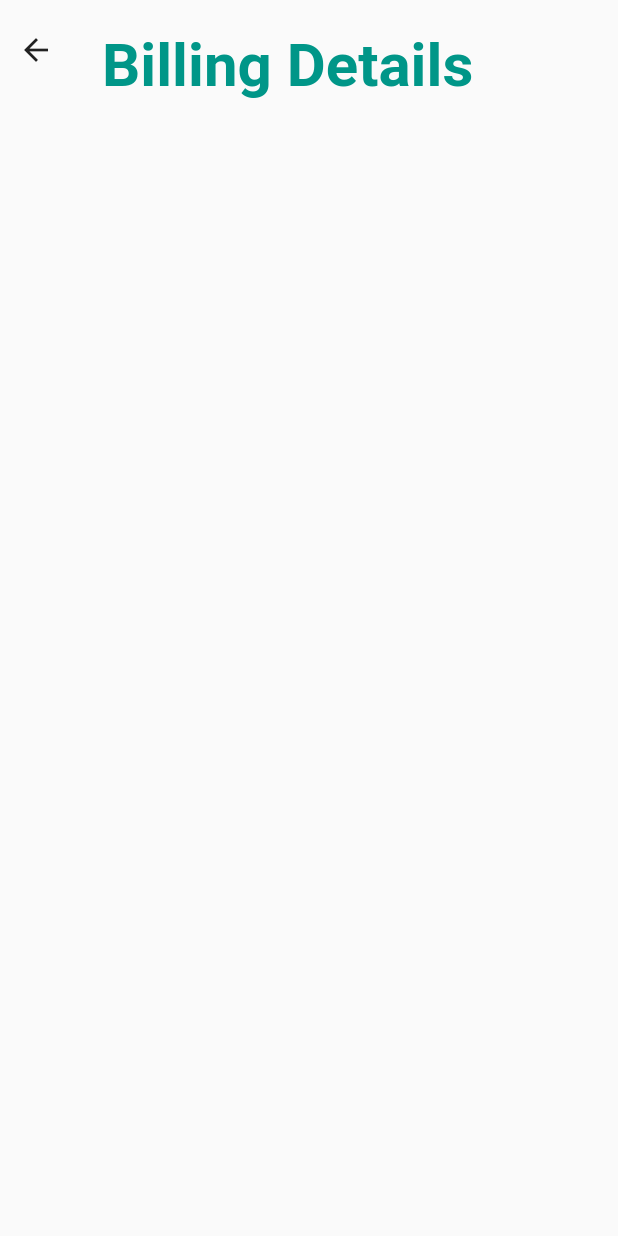
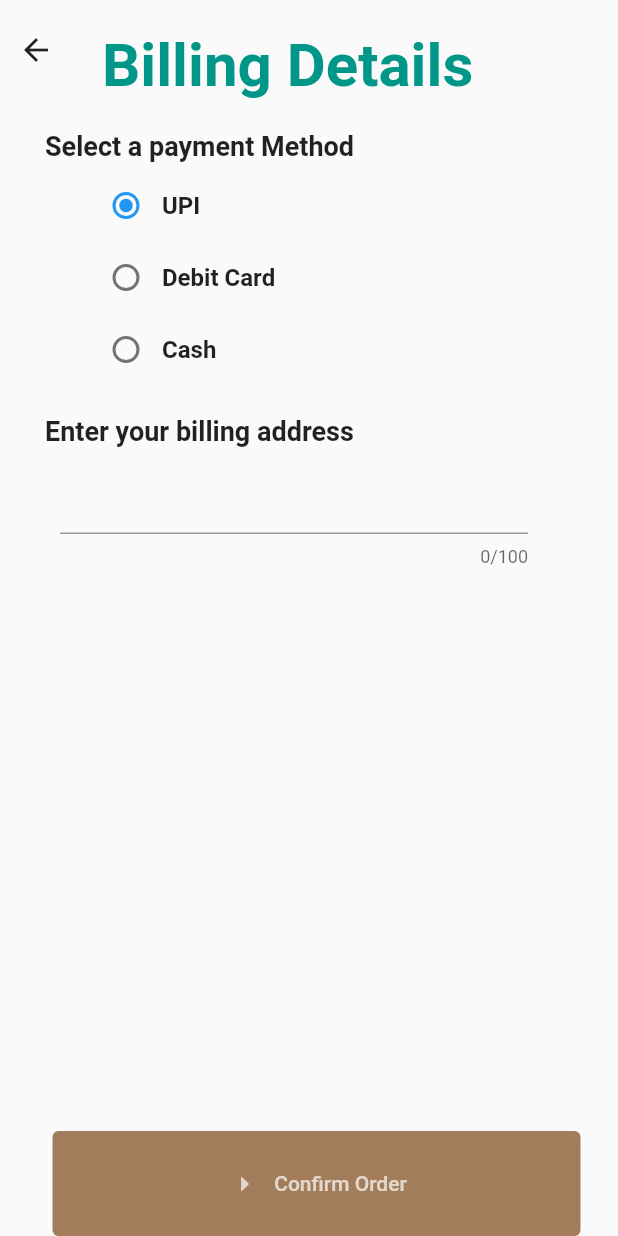
Before and after one commit to aflah02/Online_Retail_System, a Flutter app: the PaymentForm screen opened directly, on a phone screen of 412 x 824 dp. Run offline on Flutter 3.47's test engine with Material 2 defaults, Android fonts, the phone set to English and light mode, and no system bars; our stand-ins replace ant_icons, carousel_slider, eva_icons_flutter, feather_icons, flutter_svg, ionicons and 1 more; missing offline and left inert: dart:ffi.

Commit message:
Payment Page

```diff
--- a/FrontEnd/online_retail_store/lib/paymentDetails.dart
+++ b/FrontEnd/online_retail_store/lib/paymentDetails.dart
@@ -10,6 +10,7 @@ class PaymentForm extends StatefulWidget {
 }
 
 class _PaymentFormState extends State<PaymentForm> {
+  int paymentSelect = 1;
   late FocusNode usernameField = FocusNode();
   late String username;
 
@@ -35,12 +36,11 @@ class _PaymentFormState extends State<PaymentForm> {
         focusedBorder: OutlineInputBorder(
           borderSide: BorderSide(color: Colors.teal),
         ),
-        labelText: "Username",
         labelStyle: TextStyle(
           color: usernameField.hasFocus ? Colors.teal : Colors.black,
         ),
       ),
-      maxLength: 40,
+      maxLength: 100,
       validator: (value) {
         if (value == null || value.isEmpty) {
           return "Username cannot be empty";
@@ -58,6 +58,7 @@ class _PaymentFormState extends State<PaymentForm> {
     return Scaffold(
       body: SafeArea(
         child: Column(
+          crossAxisAlignment: CrossAxisAlignment.start,
           children: [
             Row(
               children: [
@@ -78,6 +79,141 @@ class _PaymentFormState extends State<PaymentForm> {
                 ),
               ],
             ),
+            SizedBox(
+              height: 20,
+            ),
+            Padding(
+              padding: EdgeInsets.fromLTRB(30, 0, 0, 0),
+              child: Text(
+                'Select a payment Method',
+                style: TextStyle(
+                  color: Colors.teal[350],
+                  fontSize: 18,
+                  fontWeight: FontWeight.bold,
+                ),
+              ),
+            ),
+            SizedBox(
+              height: 5,
+            ),
+            Row(
+              children: [
+                Padding(
+                  padding: EdgeInsets.fromLTRB(60, 0, 0, 0),
+                  child: Radio<int>(
+                    value: 1,
+                    groupValue: paymentSelect,
+                    onChanged: (val) {
+                      setState(() {
+                        setState(() {
+                          paymentSelect = 1;
+                        });
+                      });
+                    },
+                  ),
+                ),
+                Text(
+                  'UPI',
+                  style: TextStyle(
+                    fontWeight: FontWeight.bold,
+                    fontSize: 16,
+                  ),
+                ),
+              ],
+            ),
+            Row(
+              children: [
+                Padding(
+                  padding: EdgeInsets.fromLTRB(60, 0, 0, 0),
+                  child: Radio(
+                    value: 2,
+                    groupValue: paymentSelect,
+                    onChanged: (value) {
+                      setState(() {
+                        paymentSelect = 2;
+                      });
+                    },
+                  ),
+                ),
+                Text(
+                  'Debit Card',
+                  style: TextStyle(
+                    fontWeight: FontWeight.bold,
+                    fontSize: 16,
+                  ),
+                ),
+              ],
+            ),
+            Row(
+              children: [
+                Padding(
+                  padding: EdgeInsets.fromLTRB(60, 0, 0, 0),
+                  child: Radio(
+                    value: 3,
+                    groupValue: paymentSelect,
+                    onChanged: (value) {
+                      setState(() {
+                        paymentSelect = 3;
+                      });
+                    },
+                  ),
+                ),
+                Text(
+                  'Cash',
+                  style: TextStyle(
+                    fontWeight: FontWeight.bold,
+                    fontSize: 16,
+                  ),
+                ),
+              ],
+            ),
+            SizedBox(
+              height: 20,
+            ),
+            Padding(
+              padding: EdgeInsets.fromLTRB(30, 0, 0, 0),
+              child: Text(
+                'Enter your billing address',
+                style: TextStyle(
+                  color: Colors.teal[350],
+                  fontSize: 18,
+                  fontWeight: FontWeight.bold,
+                ),
+              ),
+            ),
+            SizedBox(
+              height: 10,
+            ),
+            Container(
+                width: MediaQuery.of(context).size.width - 60,
+                height: 70,
+                child: Padding(
+                  padding: EdgeInsets.fromLTRB(40, 0, 0, 0),
+                  child: buildUsername(),
+                )),
+            Expanded(
+              child: SizedBox(),
+            ),
+            Padding(
+              padding: EdgeInsets.fromLTRB(35, 0, 0, 0),
+              child: SizedBox(
+                height: 70,
+                width: MediaQuery.of(context).size.width - 60,
+                child: TextButton.icon(
+                  onPressed: () {},
+                  icon: Icon(
+                    Icons.arrow_right,
+                  ),
+                  label: Text('Confirm Order'),
+                  style: ButtonStyle(
+                    backgroundColor: MaterialStateProperty.all<Color>(
+                        Color.fromRGBO(162, 124, 91, 1)),
+                    foregroundColor: MaterialStateProperty.all<Color>(
+                        Color.fromRGBO(255, 255, 255, 0.7)),
+                  ),
+                ),
+              ),
+            ),
           ],
         ),
       ),
```
